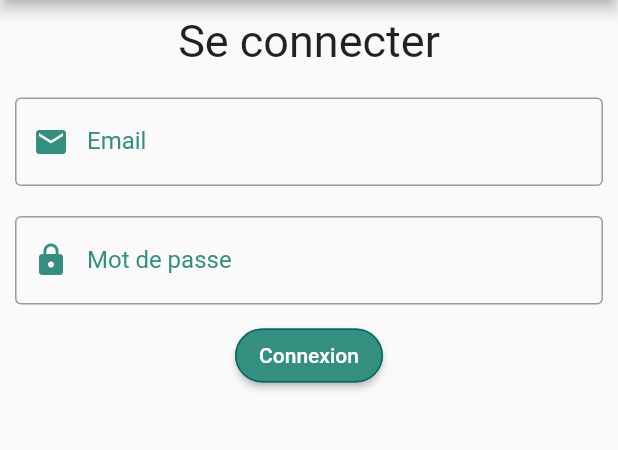
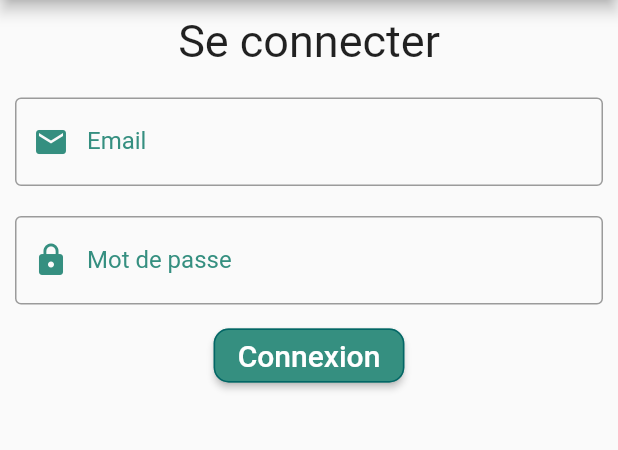
Before and after one commit to garrou/bike-life, a Flutter app: the screen it shows after launch, after a tap on "Se connecter", on a phone screen of 412 x 824 dp, the part 84-534 px from its top. Run offline on Flutter 3.47's test engine with Material 2 defaults, Android fonts, the phone set to English and light mode, and no system bars; our stand-ins replace google_fonts; network calls fail; Roboto replaces fonts that are missing (Acme, Baloo).

Commit message:
Work on account page

```diff
--- a/lib/auth/signin.dart
+++ b/lib/auth/signin.dart
@@ -1,7 +1,6 @@
 import 'package:bike_life/user/account_bottom_bar.dart';
 import 'package:bike_life/constants.dart';
 import 'package:flutter/material.dart';
-import 'package:google_fonts/google_fonts.dart';
 
 class SigninPage extends StatelessWidget {
   const SigninPage({Key? key}) : super(key: key);
@@ -24,9 +23,8 @@ class BuildTitle extends StatelessWidget {
   @override
   Widget build(BuildContext context) {
     return Padding(
-        padding: const EdgeInsets.all(paddingSize),
-        child:
-            Text('Se connecter', style: GoogleFonts.acme(fontSize: titleSize)));
+        padding: const EdgeInsets.all(thirdSize),
+        child: Text('Se connecter', style: mainTextStyle));
   }
 }
 
@@ -48,7 +46,7 @@ class _BuildFormState extends State<BuildForm> {
 
   Padding _buildEmailField() {
     return Padding(
-        padding: const EdgeInsets.all(paddingSize),
+        padding: const EdgeInsets.all(thirdSize),
         child: TextFormField(
             focusNode: _emailFocus,
             controller: _email,
@@ -76,7 +74,7 @@ class _BuildFormState extends State<BuildForm> {
 
   Padding _buildPasswordField() {
     return Padding(
-        padding: const EdgeInsets.all(paddingSize),
+        padding: const EdgeInsets.all(thirdSize),
         child: TextFormField(
             focusNode: _passwordFocus,
             controller: _password,
@@ -105,12 +103,12 @@ class _BuildFormState extends State<BuildForm> {
   ElevatedButton _buildSigninButton() {
     return ElevatedButton(
         onPressed: () => _onSignin(),
-        child: Text('Connexion', style: GoogleFonts.acme()),
+        child: Text('Connexion', style: secondTextStyle),
         style: ButtonStyle(
             backgroundColor: MaterialStateProperty.all<Color>(mainColor),
             shape: MaterialStateProperty.all<RoundedRectangleBorder>(
                 RoundedRectangleBorder(
-                    borderRadius: BorderRadius.circular(radiusSize),
+                    borderRadius: BorderRadius.circular(thirdSize),
                     side: const BorderSide(color: secondColor)))));
   }
 
--- a/lib/constants.dart
+++ b/lib/constants.dart
@@ -1,13 +1,20 @@
 import 'package:flutter/material.dart';
+import 'package:google_fonts/google_fonts.dart';
 
 const String title = "Bike's life";
+const String quote = "La santé de votre vélo se surveille de près.";
 
 const String devServer = "http://localhost:8080";
 
-const double titleSize = 30.0;
-const double paddingSize = 10.0;
-
-const double radiusSize = 20.0;
+const double mainSize = 30.0;
+const double secondSize = 20.0;
+const double thirdSize = 10.0;
 
 const Color mainColor = Color.fromARGB(255, 53, 143, 128);
 const Color secondColor = Color.fromARGB(255, 3, 102, 102);
+
+TextStyle mainTextStyle = GoogleFonts.baloo(fontSize: mainSize);
+TextStyle secondTextStyle = GoogleFonts.baloo(fontSize: secondSize);
+TextStyle thirdTextStyle = GoogleFonts.baloo(fontSize: thirdSize);
+TextStyle italicTextStyle =
+    GoogleFonts.baloo(fontSize: secondSize, fontStyle: FontStyle.italic);
--- a/lib/home/home.dart
+++ b/lib/home/home.dart
@@ -2,7 +2,6 @@ import 'package:bike_life/auth/signin.dart';
 import 'package:bike_life/auth/signup.dart';
 import 'package:bike_life/constants.dart';
 import 'package:flutter/material.dart';
-import 'package:google_fonts/google_fonts.dart';
 
 class HomePage extends StatelessWidget {
   const HomePage({Key? key}) : super(key: key);
@@ -37,8 +36,8 @@ class BuildTitle extends StatelessWidget {
   @override
   Widget build(BuildContext context) {
     return Padding(
-        padding: const EdgeInsets.all(paddingSize),
-        child: Text(title, style: GoogleFonts.acme(fontSize: titleSize)));
+        padding: const EdgeInsets.all(thirdSize),
+        child: Text(title, style: mainTextStyle));
   }
 }
 
@@ -48,10 +47,8 @@ class BuildQuote extends StatelessWidget {
   @override
   Widget build(BuildContext context) {
     return Padding(
-        padding: const EdgeInsets.all(paddingSize),
-        child: Text('La santé de votre vélo se surveille de près.',
-            style:
-                GoogleFonts.acme(fontSize: 20, fontStyle: FontStyle.italic)));
+        padding: const EdgeInsets.all(thirdSize),
+        child: Text(quote, style: italicTextStyle));
   }
 }
 
@@ -61,7 +58,7 @@ class BuildImage extends StatelessWidget {
   @override
   Widget build(BuildContext context) {
     return const Padding(
-        padding: EdgeInsets.all(paddingSize),
+        padding: EdgeInsets.all(thirdSize),
         child: Image(image: AssetImage('assets/bike.png')));
   }
 }
@@ -76,15 +73,18 @@ class BuildSigninButton extends StatefulWidget {
 class _BuildSigninButtonState extends State<BuildSigninButton> {
   @override
   Widget build(BuildContext context) {
-    return ElevatedButton(
+    return Padding(
+      padding: const EdgeInsets.only(top: thirdSize),
+      child: ElevatedButton(
           onPressed: () => _toSigninPage(),
-        child: const Text("Se connecter"),
+          child: Text("Se connecter", style: secondTextStyle),
           style: ButtonStyle(
               backgroundColor: MaterialStateProperty.all<Color>(mainColor),
               shape: MaterialStateProperty.all<RoundedRectangleBorder>(
                   RoundedRectangleBorder(
-                    borderRadius: BorderRadius.circular(radiusSize),
-                    side: const BorderSide(color: secondColor)))));
+                      borderRadius: BorderRadius.circular(thirdSize),
+                      side: const BorderSide(color: secondColor))))),
+    );
   }
 
   void _toSigninPage() {
@@ -98,15 +98,18 @@ class BuildSignupButton extends StatelessWidget {
 
   @override
   Widget build(BuildContext context) {
-    return ElevatedButton(
+    return Padding(
+      padding: const EdgeInsets.only(top: thirdSize),
+      child: ElevatedButton(
           onPressed: () => Navigator.push(context,
               MaterialPageRoute(builder: (context) => const SignupPage())),
-        child: const Text("S'inscrire"),
+          child: Text("S'inscrire", style: secondTextStyle),
           style: ButtonStyle(
               backgroundColor: MaterialStateProperty.all<Color>(mainColor),
               shape: MaterialStateProperty.all<RoundedRectangleBorder>(
                   RoundedRectangleBorder(
-                    borderRadius: BorderRadius.circular(radiusSize),
-                    side: const BorderSide(color: secondColor)))));
+                      borderRadius: BorderRadius.circular(thirdSize),
+                      side: const BorderSide(color: secondColor))))),
+    );
   }
 }
--- a/lib/user/account_bottom_bar.dart
+++ b/lib/user/account_bottom_bar.dart
@@ -57,8 +57,12 @@ class _BuildBottomBarState extends State<BuildBottomBar> {
         currentIndex: _pageIndex,
         onTap: _onTabTapped,
         backgroundColor: Colors.white,
+        selectedItemColor: mainColor,
         items: const <BottomNavigationBarItem>[
-          BottomNavigationBarItem(icon: Icon(Icons.home), label: 'Accueil'),
+          BottomNavigationBarItem(
+              icon: Icon(Icons.home),
+              label: 'Accueil',
+              backgroundColor: mainColor),
           BottomNavigationBarItem(
               icon: Icon(Icons.shopping_cart), label: 'Marché'),
           BottomNavigationBarItem(icon: Icon(Icons.person), label: 'Profil'),
```
Also changed, not shown: lib/auth/signup.dart (+6 -8 lines), lib/user/account.dart (+87 -21 lines), lib/user/add_bike.dart (added, +15 -0 lines), 1 other file. Lines whose indentation alone changed are shown as unchanged.
